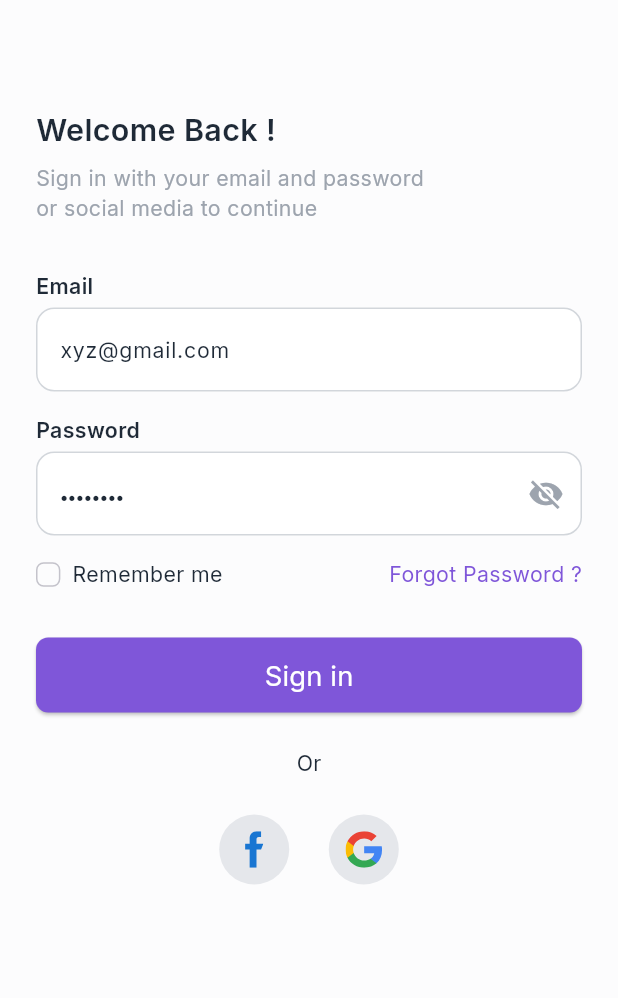
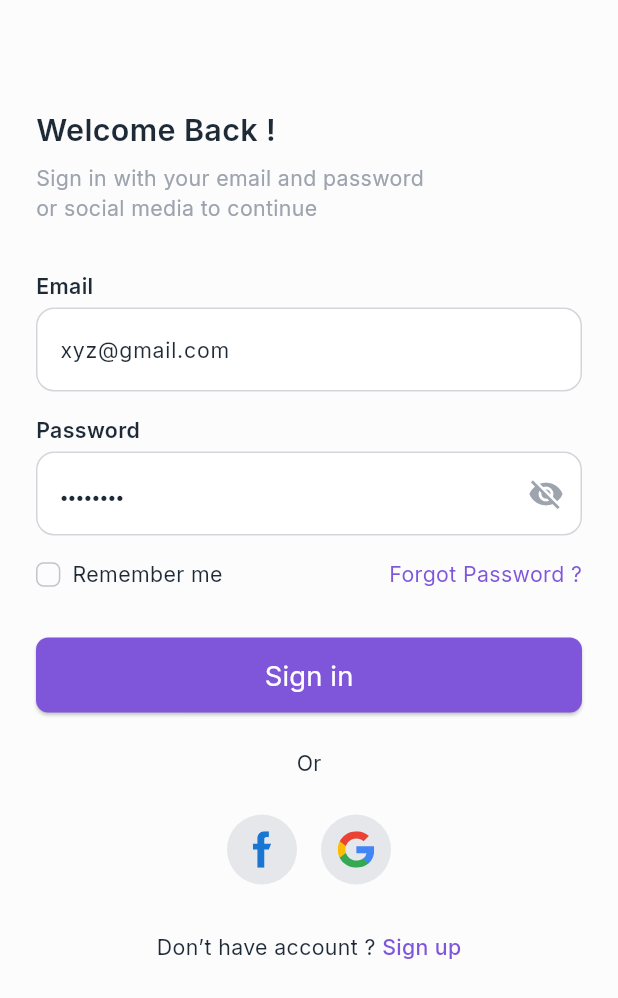
Before and after one commit to NadyAlwazah/flutter-task10-team-housely-app-beg, a Flutter app: the screen it shows after launch, on a phone screen of 412 x 824 dp. Shown: the top 998 px of the screen. Run offline on Flutter 3.47's test engine with Material 3 defaults, Android fonts, the light colour scheme and no system bars; our stand-ins replace flutter_screenutil, flutter_svg, go_router, google_fonts.

Commit message:
feat: add DonotHaveAnAccountWidget and integrate it into SigninViewBody

```diff
--- /dev/null
+++ b/lib/features/auth/presentation/views/widgets/donot_have_an_account_widget.dart
@@ -0,0 +1,35 @@
+import 'package:flutter/material.dart';
+import 'package:flutter_task10_team_housely_app_beg/core/app/routes.dart';
+import 'package:flutter_task10_team_housely_app_beg/core/utils/app_colors.dart';
+import 'package:go_router/go_router.dart';
+import '../../../../../core/utils/styles.dart';
+
+class DonotHaveAnAccountWidget extends StatelessWidget {
+  const DonotHaveAnAccountWidget({super.key});
+
+  @override
+  Widget build(BuildContext context) {
+    return Row(
+      mainAxisAlignment: MainAxisAlignment.center,
+      children: [
+        Text(
+          "Don’t have account ? ",
+          style: Styles.textStyle14W400Inter.copyWith(
+            color: AppColors.textPrimary,
+          ),
+        ),
+        GestureDetector(
+          onTap: () {
+            GoRouter.of(context).push(AppRouter.kSignup);
+          },
+          child: Text(
+            "Sign up",
+            style: Styles.textStyle14W500Inter.copyWith(
+              color: AppColors.primary,
+            ),
+          ),
+        ),
+      ],
+    );
+  }
+}
--- a/lib/features/auth/presentation/views/widgets/signin_view_body.dart
+++ b/lib/features/auth/presentation/views/widgets/signin_view_body.dart
@@ -2,6 +2,7 @@ import 'package:flutter/material.dart';
 import 'package:flutter_task10_team_housely_app_beg/core/widgets/custom_button.dart';
 import 'package:flutter_task10_team_housely_app_beg/features/auth/presentation/views/widgets/auth_header.dart';
 import 'package:flutter_task10_team_housely_app_beg/features/auth/presentation/views/widgets/auth_or_text.dart';
+import 'package:flutter_task10_team_housely_app_beg/features/auth/presentation/views/widgets/donot_have_an_account_widget.dart';
 import 'package:flutter_task10_team_housely_app_beg/features/auth/presentation/views/widgets/forgot_password_text.dart';
 import 'package:flutter_task10_team_housely_app_beg/features/auth/presentation/views/widgets/remember_me.dart';
 import 'package:flutter_task10_team_housely_app_beg/features/auth/presentation/views/widgets/signin_form_fields.dart';
@@ -64,6 +65,9 @@ class _SigninViewBodyState extends State<SigninViewBody> {
 
                 const SizedBox(height: 24),
                 const SocialSigninButtons(),
+
+                const SizedBox(height: 32),
+                const DonotHaveAnAccountWidget(),
               ],
             ),
           ),
--- a/lib/features/auth/presentation/views/widgets/social_signin_buttons.dart
+++ b/lib/features/auth/presentation/views/widgets/social_signin_buttons.dart
@@ -12,7 +12,7 @@ class SocialSigninButtons extends StatelessWidget {
       mainAxisAlignment: MainAxisAlignment.center,
       children: [
         _buildSocialButton(AssetsData.iconFacebookSvg),
-        SizedBox(width: 24.w),
+        const SizedBox(width: 16),
         _buildSocialButton(AssetsData.iconGoogleSvg),
       ],
     );
```
